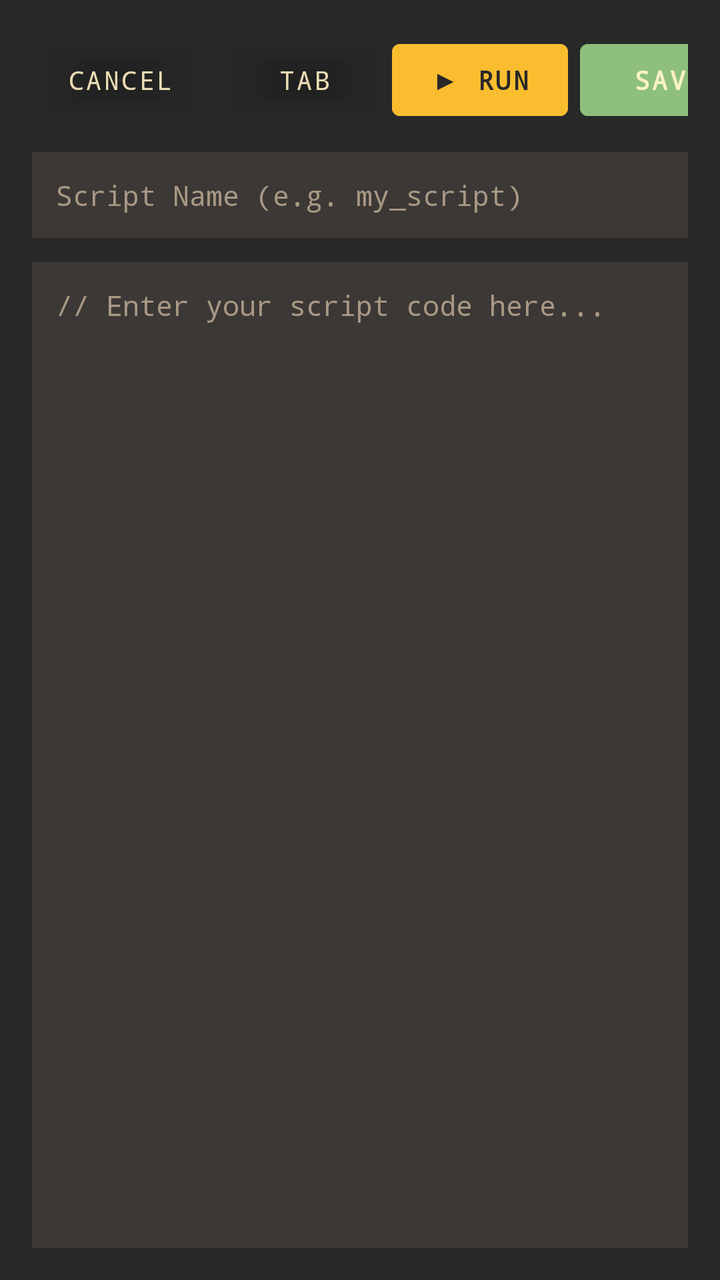
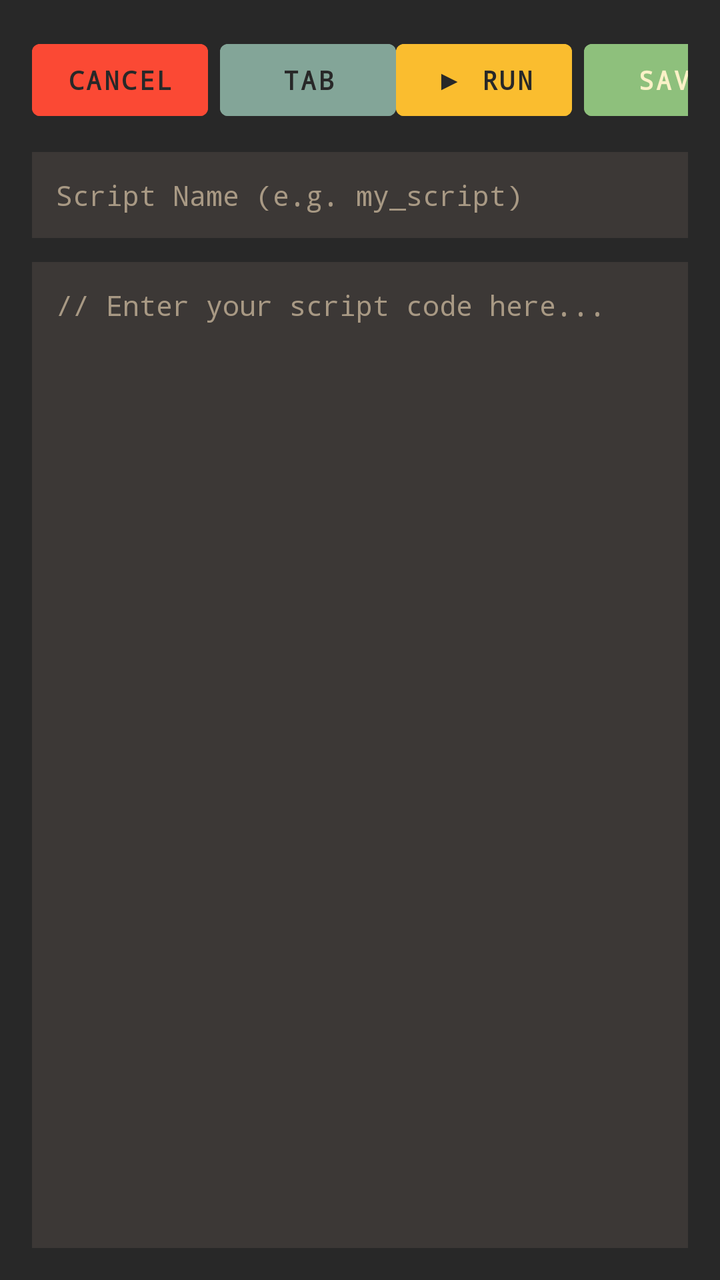

An Android layout rendered at two revisions. The XML below is the earlier revision; the diff shows what the commit changed to produce the second picture.
<!-- AndroidManifest.xml: application theme Theme.Droidulator -->
<!-- res/layout/dialog_script_editor.xml -->
<?xml version="1.0" encoding="utf-8"?>
<LinearLayout xmlns:android="http://schemas.android.com/apk/res/android"
    android:id="@+id/script_editor_root"
    android:layout_width="match_parent"
    android:layout_height="match_parent"
    android:orientation="vertical"
    android:background="@color/gruvbox_bg"
    android:padding="16dp">

    
    <LinearLayout
        android:id="@+id/script_editor_topbar"
        android:layout_width="match_parent"
        android:layout_height="wrap_content"
        android:orientation="horizontal"
        android:gravity="center_vertical"
        android:layout_marginBottom="12dp">

        <Button
            android:id="@+id/btn_script_cancel"
            android:layout_width="wrap_content"
            android:layout_height="wrap_content"
            android:text="@string/ui_text_011"
            android:textColor="@color/gruvbox_fg"
            android:backgroundTint="@android:color/transparent"
            android:fontFamily="monospace"
            android:textSize="13sp" />

        <Button
            android:id="@+id/btn_script_tab"
            android:layout_width="wrap_content"
            android:layout_height="wrap_content"
            android:text="@string/ui_text_045"
            android:textColor="@color/gruvbox_fg"
            android:backgroundTint="@android:color/transparent"
            android:fontFamily="monospace"
            android:textSize="13sp"
            android:layout_marginStart="4dp" />

        <View
            android:layout_width="0dp"
            android:layout_height="1dp"
            android:layout_weight="1" />

        <Button
            android:id="@+id/btn_script_run"
            android:layout_width="wrap_content"
            android:layout_height="wrap_content"
            android:text="@string/ui_text_046"
            android:textColor="@color/gruvbox_bg"
            android:backgroundTint="@color/gruvbox_yellow"
            android:fontFamily="monospace"
            android:textSize="13sp"
            android:textStyle="bold"
            android:layout_marginEnd="6dp" />

        <Button
            android:id="@+id/btn_script_save"
            android:layout_width="wrap_content"
            android:layout_height="wrap_content"
            android:text="@string/ui_text_047"
            android:textColor="@color/gruvbox_light_bg"
            android:backgroundTint="@color/gruvbox_aqua"
            android:fontFamily="monospace"
            android:textSize="13sp"
            android:textStyle="bold" />
    </LinearLayout>

    
    <EditText
        android:id="@+id/et_script_name"
        android:inputType="textNoSuggestions"
        android:layout_width="match_parent"
        android:layout_height="wrap_content"
        android:hint="@string/ui_text_048"
        android:textColorHint="@color/gruvbox_fg_dim"
        android:textColor="@color/gruvbox_fg"
        android:background="@color/gruvbox_bg_soft"
        android:fontFamily="monospace"
        android:textSize="14sp"
        android:padding="12dp"
        android:singleLine="true"
        android:layout_marginBottom="12dp" />

    
    <EditText
        android:id="@+id/et_script_code"
        android:layout_width="match_parent"
        android:layout_height="0dp"
        android:layout_weight="1"
        android:hint="@string/ui_text_049"
        android:textColorHint="@color/gruvbox_fg_dim"
        android:textColor="@color/gruvbox_fg"
        android:background="@color/gruvbox_bg_soft"
        android:fontFamily="monospace"
        android:textSize="14sp"
        android:padding="12dp"
        android:gravity="top|start"
        android:inputType="textMultiLine|textNoSuggestions"
        android:scrollbars="vertical" />

</LinearLayout>
<!-- resources referenced by this layout -->
<resources>
  <color name="gruvbox_aqua">#8ec07c</color>
  <color name="gruvbox_bg">#282828</color>
  <color name="gruvbox_bg_soft">#3c3836</color>
  <color name="gruvbox_fg">#ebdbb2</color>
  <color name="gruvbox_fg_dim">#a89984</color>
  <color name="gruvbox_light_bg">#fbf1c7</color>
  <color name="gruvbox_yellow">#fabd2f</color>
  <string name="ui_text_011" formatted="false">Cancel</string>
  <string name="ui_text_045" formatted="false">TAB</string>
  <string name="ui_text_046" formatted="false">▶ RUN</string>
  <string name="ui_text_047" formatted="false">SAVE</string>
  <string name="ui_text_048" formatted="false">Script Name (e.g. my_script)</string>
  <string name="ui_text_049" formatted="false">// Enter your script code here...</string>
  <style name="Theme.Droidulator" parent="Theme.MaterialComponents.DayNight.NoActionBar">
          <item name="colorPrimary">@color/gruvbox_green</item>
          <item name="colorPrimaryVariant">@color/gruvbox_aqua</item>
          <item name="colorOnPrimary">@color/gruvbox_bg</item>
          <item name="android:statusBarColor">@color/gruvbox_bg</item>
          <item name="android:windowBackground">@color/gruvbox_bg</item>
          <item name="alertDialogTheme">@style/GruvboxAlertDialogTheme</item>
          <item name="android:alertDialogTheme">@style/GruvboxAlertDialogTheme</item>
      </style>
  <color name="gruvbox_green">#b8bb26</color>
  <style name="GruvboxAlertDialogTheme" parent="Theme.MaterialComponents.DayNight.Dialog.Alert">
          <item name="android:windowBackground">@color/gruvbox_bg</item>
          <item name="android:colorBackground">@color/gruvbox_bg</item>
          <item name="colorSurface">@color/gruvbox_bg</item>
          <item name="colorOnSurface">@color/gruvbox_fg</item>
          <item name="android:textColorPrimary">@color/gruvbox_fg</item>
          <item name="android:textColorSecondary">@color/gruvbox_fg_dim</item>
          <item name="colorAccent">@color/gruvbox_aqua</item>
      </style>
</resources>

<!-- the commit's change to res/layout/dialog_script_editor.xml (unified diff, before → after) -->
@@ -21,21 +21,23 @@
             android:layout_width="wrap_content"
             android:layout_height="wrap_content"
             android:text="@string/ui_text_011"
-            android:textColor="@color/gruvbox_fg"
-            android:backgroundTint="@android:color/transparent"
+            android:textColor="@color/gruvbox_bg"
+            android:backgroundTint="@color/gruvbox_red"
             android:fontFamily="monospace"
-            android:textSize="13sp" />
+            android:textSize="13sp"
+            android:textStyle="bold" />
 
         <Button
             android:id="@+id/btn_script_tab"
             android:layout_width="wrap_content"
             android:layout_height="wrap_content"
             android:text="@string/ui_text_045"
-            android:textColor="@color/gruvbox_fg"
-            android:backgroundTint="@android:color/transparent"
+            android:textColor="@color/gruvbox_bg"
+            android:backgroundTint="@color/gruvbox_blue"
             android:fontFamily="monospace"
             android:textSize="13sp"
-            android:layout_marginStart="4dp" />
+            android:textStyle="bold"
+            android:layout_marginStart="6dp" />
 
         <View
             android:layout_width="0dp"
<!-- resource entries referenced after the edit -->
@@ -3,9 +3,11 @@
   <color name="gruvbox_aqua">#8ec07c</color>
   <color name="gruvbox_bg">#282828</color>
   <color name="gruvbox_bg_soft">#3c3836</color>
+  <color name="gruvbox_blue">#83a598</color>
   <color name="gruvbox_fg">#ebdbb2</color>
   <color name="gruvbox_fg_dim">#a89984</color>
   <color name="gruvbox_light_bg">#fbf1c7</color>
+  <color name="gruvbox_red">#fb4934</color>
   <color name="gruvbox_yellow">#fabd2f</color>
   <string name="ui_text_011" formatted="false">Cancel</string>
   <string name="ui_text_045" formatted="false">TAB</string>
